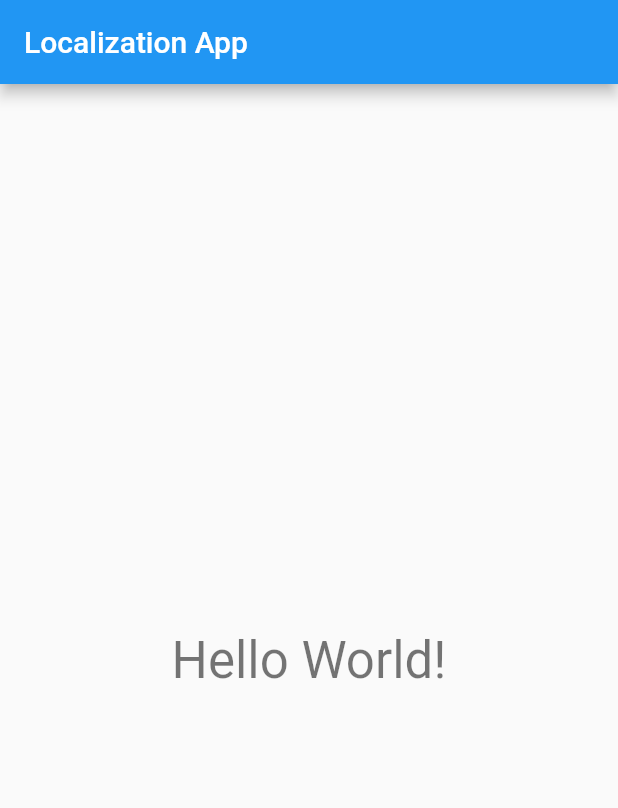
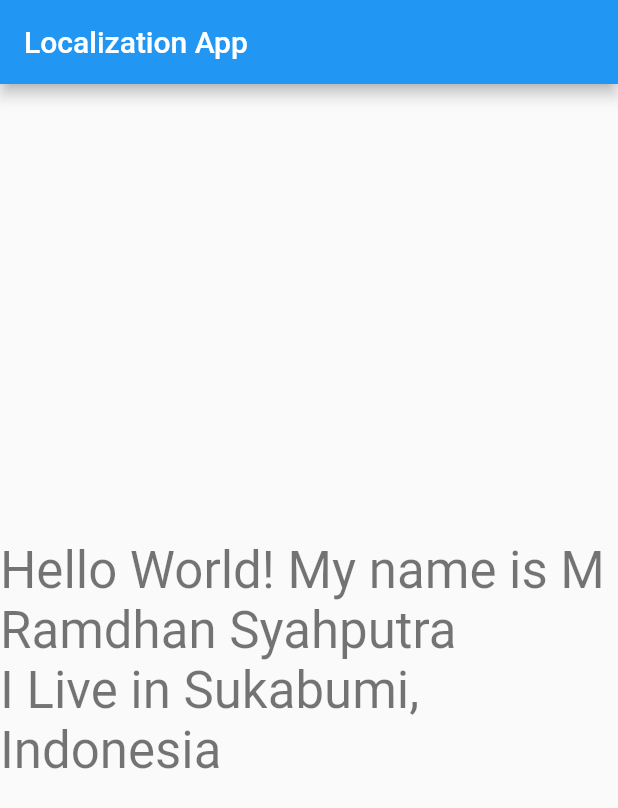
Before and after one commit to ramdhanjr11/Practice-Flutter-Beginner-Dicoding, a Flutter app: the screen it shows after launch, on a phone screen of 412 x 824 dp. Shown: the top 808 px of the screen. Run offline on Flutter 3.47's test engine with Material 2 defaults, Android fonts, the phone set to English and light mode, and no system bars; generated files the repository leaves out were written again.

Commit message:
Add multiple variable to catalog localizations

```diff
--- a/lib/l10n/app_en.arb
+++ b/lib/l10n/app_en.arb
@@ -1,4 +1,5 @@
 {
   "titleApp": "Localization App",
-  "helloWorld": "Hello World!"
+  "helloWorld": "Hello World! My name is {myNames}",
+  "address": "I Live in {city}, {country}"
 }
--- a/lib/main.dart
+++ b/lib/main.dart
@@ -23,7 +23,7 @@
         GlobalCupertinoLocalizations.delegate
       ],
       supportedLocales: const [Locale('id', ''), Locale('en', '')],
-      home: HomePage(),
+      home: const HomePage(),
     );
   }
 }
@@ -42,7 +42,11 @@
           mainAxisAlignment: MainAxisAlignment.center,
           children: [
             Text(
-              AppLocalizations.of(context)!.helloWorld,
+              AppLocalizations.of(context)!.helloWorld("M Ramdhan Syahputra"),
+              style: Theme.of(context).textTheme.headline4,
+            ),
+            Text(
+              AppLocalizations.of(context)!.address("Sukabumi", "Indonesia"),
               style: Theme.of(context).textTheme.headline4,
             )
           ],
```
Also changed, not shown: lib/l10n/app_id.arb (+17 -2 lines).
